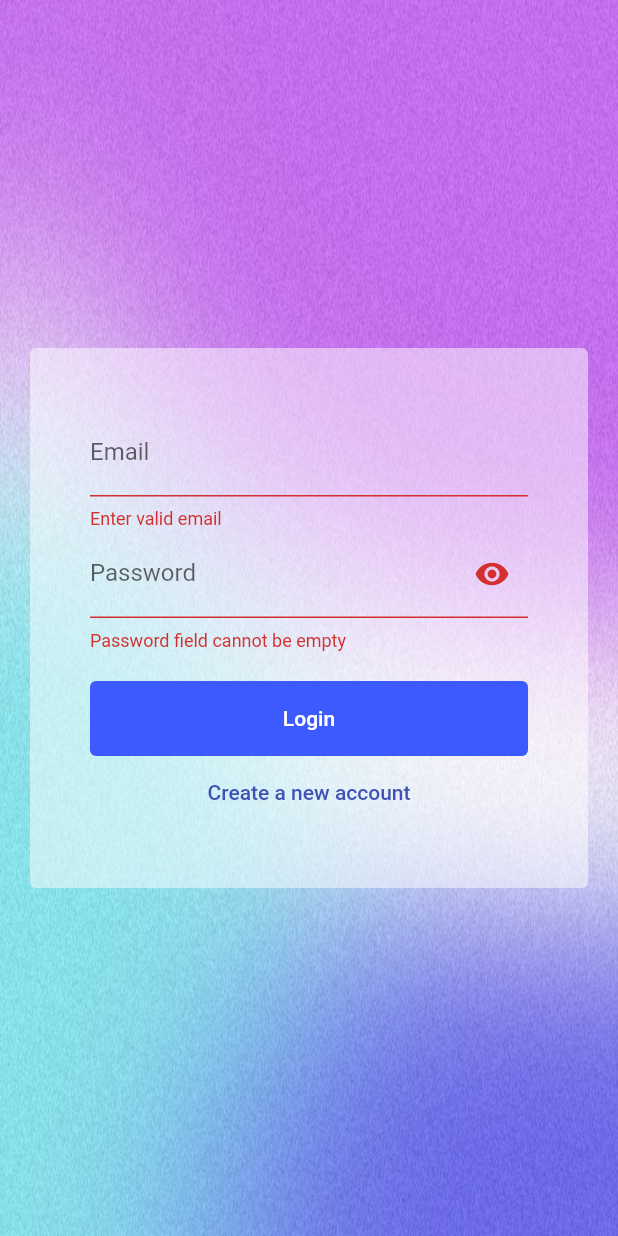
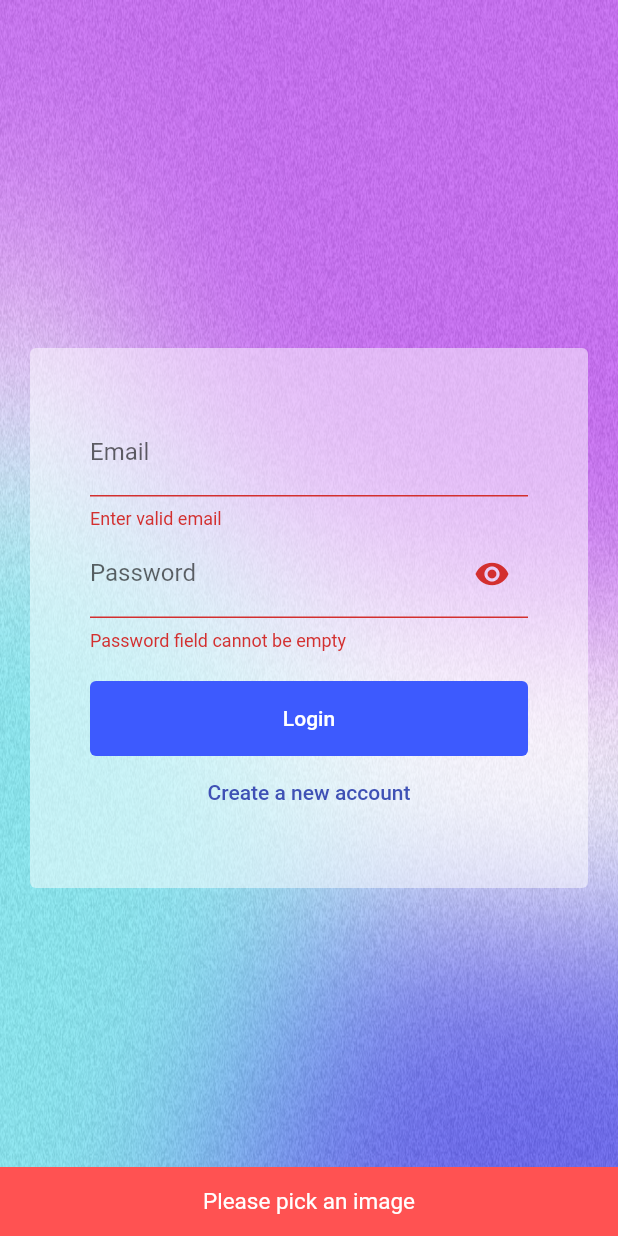
Before and after one commit to s4nk37/chirp, a Flutter app: the screen it shows after launch, after a tap on "Login", on a phone screen of 412 x 824 dp. Run offline on Flutter 3.47's test engine with Material 2 defaults, Android fonts, the light colour scheme and no system bars; our stand-ins replace cloud_firestore, firebase_auth, firebase_core, firebase_messaging, firebase_storage, image_picker; accounts and stored records are empty; generated files the repository leaves out were written again.

Commit message:
Added Userimage in chart. Uploded image on firebase cloud storage Push notifications test working

```diff
--- a/lib/main.dart
+++ b/lib/main.dart
@@ -5,12 +5,27 @@ import 'package:firebase_core/firebase_core.dart';
 import 'package:flutter/material.dart';
 import 'firebase_options.dart';
 import 'screens/auth_screen.dart';
+import 'package:firebase_messaging/firebase_messaging.dart';
 
 bool shouldUseFirestoreEmulator = false;
 
+@pragma('vm:entry-point')
+Future<void> _firebaseMessagingBackgroundHandler(RemoteMessage message) async {
+  // If you're going to use other Firebase services in the background, such as Firestore,
+  // make sure you call `initializeApp` before using other Firebase services.
+  await Firebase.initializeApp();
+
+  print("Handling a background message: ${message.messageId}");
+}
+
 Future<void> main() async {
+  FirebaseMessaging.onBackgroundMessage(_firebaseMessagingBackgroundHandler);
   WidgetsFlutterBinding.ensureInitialized();
   await Firebase.initializeApp(options: DefaultFirebaseOptions.currentPlatform);
+
+  final fcmToken = await FirebaseMessaging.instance.getToken();
+
+  print(fcmToken);
 
   if (shouldUseFirestoreEmulator) {
     FirebaseFirestore.instance.useFirestoreEmulator('localhost', 8080);
--- a/lib/screens/auth_screen.dart
+++ b/lib/screens/auth_screen.dart
@@ -4,6 +4,8 @@ import 'package:flutter/services.dart';
 import '../widgets/auth/auth_form.dart';
 import 'package:flutter/material.dart';
 import 'package:cloud_firestore/cloud_firestore.dart';
+import 'dart:io';
+import 'package:firebase_storage/firebase_storage.dart';
 
 class AuthScreen extends StatefulWidget {
   const AuthScreen({Key? key}) : super(key: key);
@@ -17,7 +19,7 @@ class _AuthScreenState extends State<AuthScreen> {
   var _isLoading = false;
 
   void _submitAuthForm(String email, String password, String username,
-      bool isLogin, BuildContext ctx) async {
+      File? image, bool isLogin, BuildContext ctx) async {
     final authResult;
 
     try {
@@ -31,12 +33,23 @@ class _AuthScreenState extends State<AuthScreen> {
       } else {
         authResult = await _auth.createUserWithEmailAndPassword(
             email: email, password: password);
+
+        final ref = FirebaseStorage.instance
+            .ref()
+            .child('user_images')
+            .child(authResult.user.uid + '.jpg');
+
+        await ref.putFile(image!);
+
+        final imageUrl = await ref.getDownloadURL();
+
         await FirebaseFirestore.instance
             .collection('users')
             .doc(authResult.user.uid)
             .set({
           'username': username,
           'email': email,
+          'image_url': imageUrl,
         });
       }
     } on FirebaseAuthException catch (e) {
--- a/lib/widgets/auth/auth_form.dart
+++ b/lib/widgets/auth/auth_form.dart
@@ -1,9 +1,10 @@
 import '../pickers/user_image_picker.dart';
 import 'package:flutter/material.dart';
+import 'dart:io';
 
 class AuthForm extends StatefulWidget {
   final void Function(String email, String password, String username,
-      bool isLogin, BuildContext ctx) submitFn;
+      File? image, bool isLogin, BuildContext ctx) submitFn;
   final bool isLoading;
 
   const AuthForm({Key? key, required this.submitFn, required this.isLoading})
@@ -20,6 +21,11 @@ class _AuthFormState extends State<AuthForm> {
   String _userEmail = '';
   String _userName = '';
   String _userPassword = '';
+  File? _userImageFile;
+
+  void _pickedImage(File? image) {
+    _userImageFile = image;
+  }
 
   _validateEmail(String value) {
     String pattern =
@@ -51,10 +57,30 @@ class _AuthFormState extends State<AuthForm> {
   void _trySubmit() {
     var isValid = _formKey.currentState!.validate();
     FocusScope.of(context).unfocus();
+
+    if (_userImageFile == null) {
+      ScaffoldMessenger.of(context).showSnackBar(
+        const SnackBar(
+          content: Text(
+            'Please pick an image',
+            textAlign: TextAlign.center,
+            style: TextStyle(fontSize: 15),
+          ),
+          backgroundColor: Colors.redAccent,
+        ),
+      );
+      return;
+    }
     if (isValid) {
       _formKey.currentState!.save();
-      widget.submitFn(_userEmail.trim(), _userPassword.trim(), _userName.trim(),
-          _isLogin, context);
+      widget.submitFn(
+        _userEmail.trim(),
+        _userPassword.trim(),
+        _userName.trim(),
+        _userImageFile,
+        _isLogin,
+        context,
+      );
     }
   }
 
@@ -76,7 +102,7 @@ class _AuthFormState extends State<AuthForm> {
                 child: Column(
                   mainAxisSize: MainAxisSize.min,
                   children: [
-                    if (!_isLogin) const UserImagePicker(),
+                    if (!_isLogin) UserImagePicker(imagePickFn: _pickedImage),
                     TextFormField(
                       key: const ValueKey('email'),
                       keyboardType: TextInputType.emailAddress,
@@ -120,7 +146,7 @@ class _AuthFormState extends State<AuthForm> {
                       onPressed: _trySubmit,
                       style: ElevatedButton.styleFrom(
                         backgroundColor: Colors.indigoAccent.shade400,
-                        minimumSize: Size(double.infinity, 50),
+                        minimumSize: const Size(double.infinity, 50),
                         elevation: 0.0,
                         padding: const EdgeInsets.symmetric(vertical: 15),
                       ),
--- a/lib/widgets/chat/messages.dart
+++ b/lib/widgets/chat/messages.dart
@@ -29,6 +29,7 @@ class Messages extends StatelessWidget {
             itemBuilder: (ctx, index) => MessageBubble(
               msg: chatDocs[index]['text'],
               userName: chatDocs[index]['userName'],
+              userImageUrl: chatDocs[index]['userImage'],
               isMe: chatDocs[index]['userId'] ==
                   FirebaseAuth.instance.currentUser!.uid,
               key: ValueKey(chatDocs[index].id),
--- a/lib/widgets/chat/new_message.dart
+++ b/lib/widgets/chat/new_message.dart
@@ -27,6 +27,7 @@ class _NewMessageState extends State<NewMessage> {
       'createdAt': Timestamp.now(),
       'userId': user.uid,
       'userName': userData.data()!['username'],
+      'userImage': userData.data()!['image_url']
     });
     _controller.clear();
   }
--- a/pubspec.yaml
+++ b/pubspec.yaml
@@ -39,6 +39,8 @@ dependencies:
   cloud_firestore: ^4.5.0
   firebase_auth: ^4.4.1
   image_picker: ^0.8.7+3
+  firebase_storage: ^11.1.0
+  firebase_messaging: ^14.4.0
 
 dev_dependencies:
   flutter_test:
```
Also changed, not shown: lib/widgets/chat/message_bubble.dart (+16 -2 lines), lib/widgets/pickers/user_image_picker.dart (+7 -2 lines), pubspec.lock, 2 other files.
